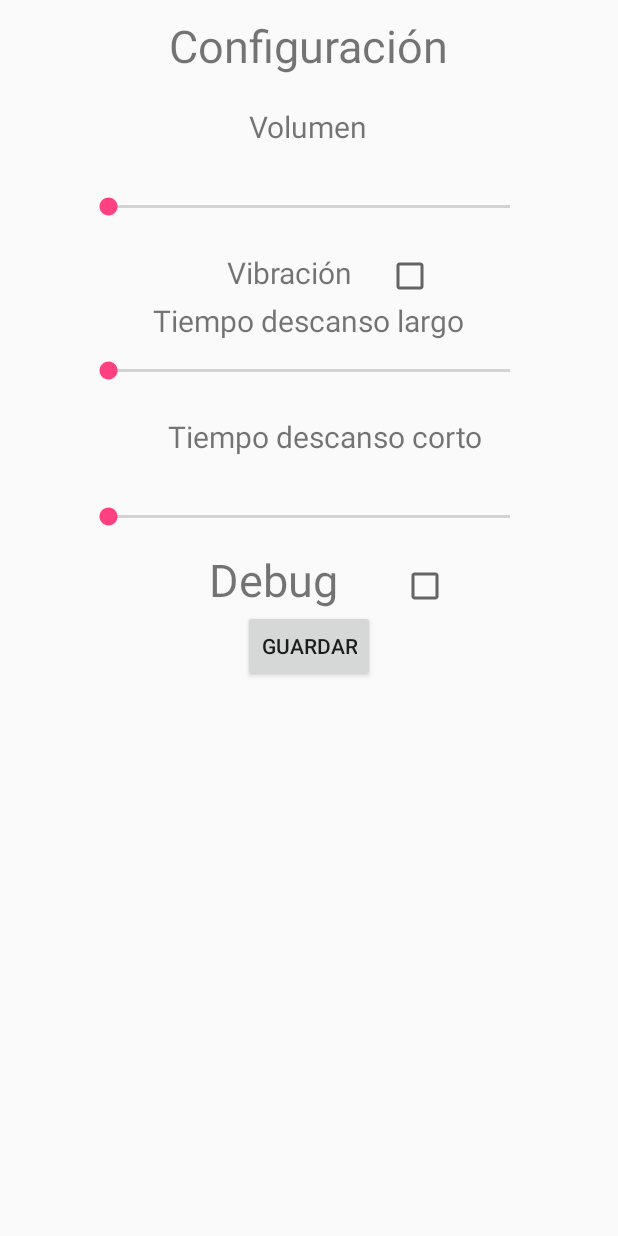
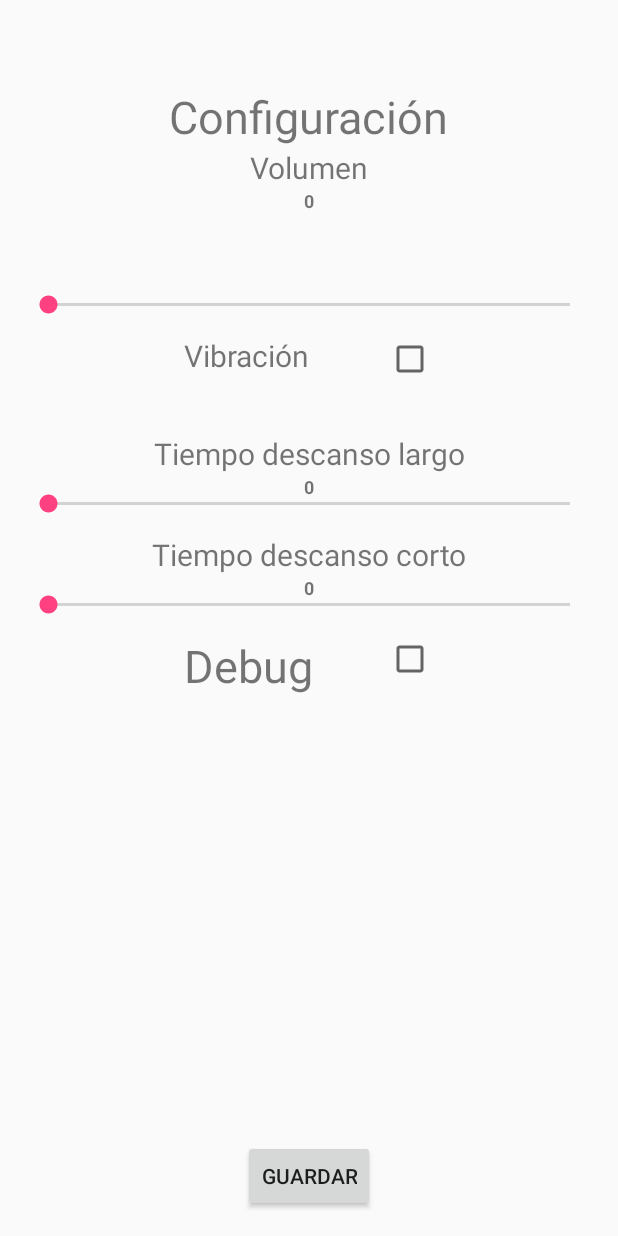
Before and after one commit to camigomez35/lab3_compumovil, an Android app: the PreferenciasVista screen opened directly, with no data from a screen before it, on a phone screen of 412 x 824 dp. Run offline under Robolectric (Android 15) with nearby library versions, the phone set to English and light mode, and no system bars; network calls fail; 8 statements that could not run were skipped.

Commit message:
lab funcional

```diff
--- a/Pomodoro/app/src/main/java/lab3gr12/compumovil/udea/edu/co/pomodoro/PreferenciasVista.java
+++ b/Pomodoro/app/src/main/java/lab3gr12/compumovil/udea/edu/co/pomodoro/PreferenciasVista.java
@@ -7,55 +7,112 @@ import android.view.View;
 import android.widget.Button;
 import android.widget.CheckBox;
 import android.widget.SeekBar;
+import android.widget.TextView;
 
 /**
  * Created by Samuel on 15/04/2016.
  */
-public class PreferenciasVista extends Activity implements View.OnClickListener{
+public class PreferenciasVista extends Activity implements View.OnClickListener {
 
     Preferencia preferencia;
     Button guardar;
     SeekBar volumen, tiempoCorto, tiempoLargo;
     CheckBox vibracion, debug;
+    TextView vol, tvTiempoCorto, tvTiempoLargo;
 
     @Override
     protected void onCreate(Bundle savedInstanceState) {
         super.onCreate(savedInstanceState);
         setContentView(R.layout.preferencias);
 
-        volumen = (SeekBar)findViewById(R.id.volumen);
-        tiempoCorto = (SeekBar)findViewById(R.id.tiempoCorto);
-        tiempoLargo = (SeekBar)findViewById(R.id.tiempoLargo);
-        vibracion = (CheckBox)findViewById(R.id.vibracion);
-        debug = (CheckBox)findViewById(R.id.debug);
-        guardar = (Button)findViewById(R.id.guardar);
+
+        volumen = (SeekBar) findViewById(R.id.volumen);
+        vol = (TextView) findViewById(R.id.txVolumen);
+
+        tiempoCorto = (SeekBar) findViewById(R.id.tiempoCorto);
+        tvTiempoCorto = (TextView) findViewById(R.id.txDescansoCorto);
+
+        tiempoLargo = (SeekBar) findViewById(R.id.tiempoLargo);
+        tvTiempoLargo = (TextView) findViewById(R.id.txDescansoLargo);
+
+        vibracion = (CheckBox) findViewById(R.id.vibracion);
+        debug = (CheckBox) findViewById(R.id.debug);
+        guardar = (Button) findViewById(R.id.guardar);
         guardar.setOnClickListener(this);
         preferencia = PreferenciaDataManager.getInstance(this).obtenerPreferencia();
 
         volumen.setProgress(preferencia.getVolumen());
         tiempoCorto.setProgress(preferencia.getTiempoCorto());
         tiempoLargo.setProgress(preferencia.getTiempoLargo());
-        if(preferencia.getVibracion()==1){
+        if (preferencia.getVibracion() == 1) {
             vibracion.setChecked(true);
         }
-        if(preferencia.getDebug()==1){
+        if (preferencia.getDebug() == 1) {
             debug.setChecked(true);
         }
+        seekBarSeguir();
+    }
+
+    public void seekBarSeguir() {
+        vol.setText(""+volumen.getProgress());
+        volumen.setOnSeekBarChangeListener(
+                new SeekBar.OnSeekBarChangeListener() {
+                    @Override
+                    public void onProgressChanged(SeekBar seekBar, int progress, boolean fromUser) {
+                        vol.setText(""+progress);
+                    }
+                    @Override
+                    public void onStartTrackingTouch(SeekBar seekBar) {}
+                    @Override
+                    public void onStopTrackingTouch(SeekBar seekBar) {}
+
+                }
+        );
+
+        tvTiempoCorto.setText(""+tiempoCorto.getProgress());
+        tiempoCorto.setOnSeekBarChangeListener(
+                new SeekBar.OnSeekBarChangeListener() {
+                    @Override
+                    public void onProgressChanged(SeekBar seekBar, int progress, boolean fromUser) {
+                        tvTiempoCorto.setText(""+progress);
+                    }
+                    @Override
+                    public void onStartTrackingTouch(SeekBar seekBar) {}
+                    @Override
+                    public void onStopTrackingTouch(SeekBar seekBar) {}
+
+                }
+        );
+
+        tvTiempoLargo.setText(""+tiempoLargo.getProgress());
+        tiempoLargo.setOnSeekBarChangeListener(
+                new SeekBar.OnSeekBarChangeListener() {
+                    @Override
+                    public void onProgressChanged(SeekBar seekBar, int progress, boolean fromUser) {
+                        tvTiempoLargo.setText(""+progress);
+                    }
+                    @Override
+                    public void onStartTrackingTouch(SeekBar seekBar) {}
+                    @Override
+                    public void onStopTrackingTouch(SeekBar seekBar) {}
+
+                }
+        );
     }
 
 
     @Override
     public void onClick(View v) {
-        switch (v.getId()){
+        switch (v.getId()) {
             case R.id.guardar:
-                if(vibracion.isChecked()){
+                if (vibracion.isChecked()) {
                     preferencia.setVibracion(1);
-                }else{
+                } else {
                     preferencia.setVibracion(0);
                 }
-                if(debug.isChecked()){
+                if (debug.isChecked()) {
                     preferencia.setDebug(1);
-                }else{
+                } else {
                     preferencia.setDebug(0);
                 }
                 preferencia.setVolumen(volumen.getProgress());
--- a/Pomodoro/app/src/main/res/layout/app_bar_main.xml
+++ b/Pomodoro/app/src/main/res/layout/app_bar_main.xml
@@ -23,5 +23,4 @@
 
     <include layout="@layout/content_main" />
 
-
 </android.support.design.widget.CoordinatorLayout>
--- a/Pomodoro/app/src/main/res/layout/preferencias.xml
+++ b/Pomodoro/app/src/main/res/layout/preferencias.xml
@@ -1,142 +1,175 @@
 <?xml version="1.0" encoding="utf-8"?>
 <RelativeLayout xmlns:android="http://schemas.android.com/apk/res/android"
-    android:orientation="vertical" android:layout_width="match_parent"
-    android:layout_height="match_parent">
+    xmlns:app="http://schemas.android.com/apk/res-auto"
+    xmlns:tools="http://schemas.android.com/tools"
+    android:layout_width="match_parent"
+    android:layout_height="match_parent"
+    android:paddingBottom="@dimen/activity_vertical_margin"
+    android:paddingLeft="@dimen/activity_horizontal_margin"
+    android:paddingRight="@dimen/activity_horizontal_margin"
+    android:paddingTop="@dimen/activity_vertical_margin"
+    app:layout_behavior="@string/appbar_scrolling_view_behavior"
+    tools:context="lab3gr12.compumovil.udea.edu.co.pomodoro.MainActivity">
 
     <ScrollView
+        android:id="@+id/scrollView"
         android:layout_width="match_parent"
-        android:layout_height="wrap_content"
-        android:id="@+id/scrollView" >
-
-    </ScrollView>
+        android:layout_height="match_parent">
 
         <RelativeLayout
             android:layout_width="match_parent"
             android:layout_height="match_parent"
-        android:layout_alignParentTop="true"
-        android:layout_alignParentStart="true">
+            android:layout_alignParentStart="true"
+            android:layout_alignParentTop="true">
 
             <TextView
                 android:id="@+id/textView"
                 android:layout_width="wrap_content"
                 android:layout_height="wrap_content"
+                android:layout_alignParentTop="true"
                 android:layout_centerHorizontal="true"
-            android:layout_below="@+id/funciones"
+                android:layout_marginTop="41dp"
                 android:text="Configuración"
-            android:textSize="30dp"
-            android:layout_margin="10dp"/>
+                android:textSize="30dp" />
 
             <TextView
                 android:id="@+id/textView2"
-            android:layout_width="wrap_content"
+                android:layout_width="match_parent"
                 android:layout_height="wrap_content"
                 android:layout_below="@+id/textView"
                 android:layout_centerHorizontal="true"
-            android:layout_marginTop="10dp"
                 android:text="Volumen"
-            android:textSize="20dp"
-            android:layout_margin="10dp"/>
+                android:textAlignment="center"
+                android:textSize="20dp" />
 
             <SeekBar
-
                 android:id="@+id/volumen"
-            android:layout_width="300dp"
+                android:layout_width="match_parent"
                 android:layout_height="40dp"
-            android:layout_below="@+id/textView2"
-            android:layout_centerHorizontal="true"
-            android:layout_marginTop="5dp"
-            android:max="100"
-            android:layout_margin="10dp"/>
+                android:layout_alignParentStart="true"
+                android:layout_below="@+id/txVolumen"
+                android:layout_marginTop="41dp"
+                android:max="100" />
 
             <TextView
                 android:id="@+id/textView3"
                 android:layout_width="wrap_content"
                 android:layout_height="wrap_content"
-            android:text="Vibración"
-            android:textSize="20dp"
+                android:layout_alignStart="@+id/textView"
+                android:layout_below="@+id/volumen"
                 android:layout_marginLeft="10dp"
                 android:layout_marginRight="10dp"
-            android:layout_below="@+id/volumen"
-            android:layout_alignEnd="@+id/textView2" />
+                android:text="Vibración"
+                android:textSize="20dp" />
 
             <CheckBox
                 android:id="@+id/vibracion"
                 android:layout_width="wrap_content"
                 android:layout_height="wrap_content"
+                android:layout_alignEnd="@+id/textView"
+                android:layout_below="@+id/volumen"
                 android:layout_marginLeft="10dp"
-            android:layout_marginRight="10dp"
-            android:layout_alignTop="@+id/textView3"
-            android:layout_alignEnd="@+id/textView" />
+                android:layout_marginRight="10dp" />
 
             <TextView
                 android:id="@+id/textView4"
-            android:layout_width="wrap_content"
+                android:layout_width="match_parent"
                 android:layout_height="wrap_content"
+                android:layout_alignParentStart="true"
+                android:layout_below="@+id/textView3"
+                android:layout_marginTop="38dp"
                 android:text="Tiempo descanso largo"
-            android:textSize="20dp"
-            android:layout_marginLeft="10dp"
-            android:layout_marginRight="10dp"
-            android:layout_below="@+id/vibracion"
-            android:layout_centerHorizontal="true" />
+                android:textAlignment="center"
+                android:textSize="20dp" />
 
             <SeekBar
                 android:id="@+id/tiempoLargo"
-            android:layout_width="300dp"
+                android:layout_width="match_parent"
                 android:layout_height="40dp"
-            android:max="10"
-            android:layout_marginLeft="10dp"
-            android:layout_marginRight="10dp"
                 android:layout_below="@+id/textView4"
-            android:layout_centerHorizontal="true" />
+                android:layout_centerHorizontal="true"
+                android:max="10" />
 
             <TextView
                 android:id="@+id/tiempoCortotx"
-            android:layout_width="wrap_content"
+                android:layout_width="match_parent"
                 android:layout_height="wrap_content"
                 android:layout_alignStart="@+id/textView4"
                 android:layout_below="@+id/tiempoLargo"
+                android:layout_marginLeft="10dp"
+                android:layout_marginRight="10dp"
                 android:text="Tiempo descanso corto"
-            android:textSize="20dp"
-            android:layout_margin="10dp"/>
+                android:textAlignment="center"
+                android:textSize="20dp" />
 
             <SeekBar
                 android:id="@+id/tiempoCorto"
-            android:layout_width="300dp"
+                android:layout_width="match_parent"
                 android:layout_height="40dp"
+                android:layout_alignStart="@+id/tiempoLargo"
                 android:layout_below="@+id/tiempoCortotx"
-            android:layout_centerHorizontal="true"
-            android:max="5"
-            android:layout_margin="10dp"/>
+                android:max="5" />
 
             <TextView
                 android:id="@+id/textView6"
                 android:layout_width="wrap_content"
                 android:layout_height="wrap_content"
-            android:text="Debug"
-            android:textSize="30dp"
+                android:layout_alignStart="@+id/textView"
+                android:layout_alignTop="@+id/debug"
                 android:layout_marginLeft="10dp"
                 android:layout_marginRight="10dp"
-            android:layout_alignBottom="@+id/debug"
-            android:layout_alignEnd="@+id/textView3" />
+                android:text="Debug"
+                android:textSize="30dp" />
 
             <CheckBox
                 android:id="@+id/debug"
                 android:layout_width="wrap_content"
                 android:layout_height="wrap_content"
+                android:layout_alignEnd="@+id/textView"
+                android:layout_below="@+id/tiempoCorto"
                 android:layout_marginLeft="10dp"
-            android:layout_marginRight="10dp"
-            android:layout_below="@+id/tiempoCorto"
-            android:layout_alignStart="@+id/vibracion" />
+                android:layout_marginRight="10dp" />
+
+            <TextView
+                android:id="@+id/txVolumen"
+                android:layout_width="match_parent"
+                android:layout_height="wrap_content"
+                android:layout_below="@+id/textView2"
+                android:layout_centerHorizontal="true"
+                android:textAlignment="center"
+                android:textSize="12dp"
+                android:textStyle="bold" />
+
+            <TextView
+                android:id="@+id/txDescansoLargo"
+                android:layout_width="match_parent"
+                android:layout_height="wrap_content"
+                android:layout_below="@+id/textView4"
+                android:layout_centerHorizontal="true"
+                android:textAlignment="center"
+                android:textSize="12dp"
+                android:textStyle="bold" />
+
+            <TextView
+                android:id="@+id/txDescansoCorto"
+                android:layout_width="match_parent"
+                android:layout_height="wrap_content"
+                android:layout_below="@+id/tiempoCortotx"
+                android:layout_centerHorizontal="true"
+                android:textAlignment="center"
+                android:textSize="12dp"
+                android:textStyle="bold" />
+
+        </RelativeLayout>
+    </ScrollView>
 
     <Button
+        android:id="@+id/guardar"
         android:layout_width="wrap_content"
         android:layout_height="wrap_content"
         android:text="Guardar"
-            android:id="@+id/guardar"
-            android:layout_below="@+id/debug"
+        android:layout_alignParentBottom="true"
         android:layout_centerHorizontal="true" />
-
-    </RelativeLayout>
 
 
 </RelativeLayout>
```
Lines whose indentation alone changed are shown as unchanged.
